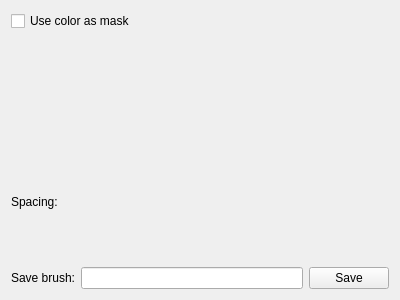
Old version of the form krita/plugins/paintops/libpaintop/forms/wdgclipboardbrush.ui in the repository KDE/krita.
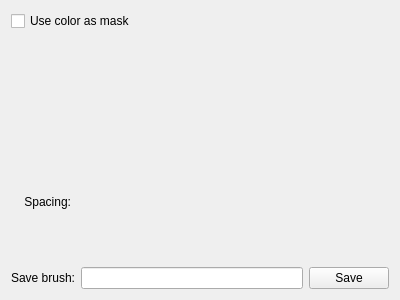
New version of the form. Custom widgets are drawn as their Qt base class.

Commit message:
Fix the alignment of labels in dialogs
Patch by Juan Palacios

Patch:
```diff
--- a/krita/plugins/paintops/libpaintop/forms/wdgclipboardbrush.ui
+++ b/krita/plugins/paintops/libpaintop/forms/wdgclipboardbrush.ui
@@ -84,6 +84,9 @@
        <property name="text">
         <string>Spacing:</string>
        </property>
+       <property name="alignment">
+        <set>Qt::AlignRight|Qt::AlignTrailing|Qt::AlignVCenter</set>
+       </property>
       </widget>
      </item>
      <item>
```
Left out of the diff: 6 changed lines with no effect on the pictures. The commit also changes 71 other files.
